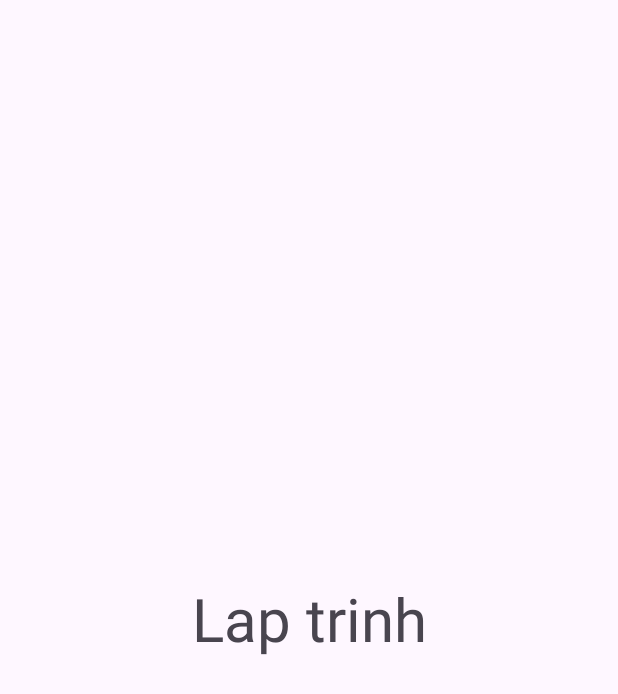
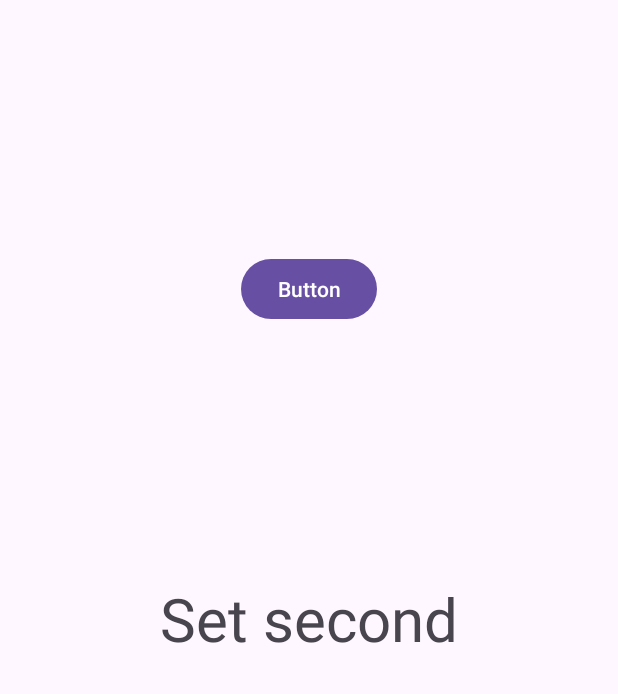
Before and after one commit to son110904/ung_dung_cua_toi, an Android app: the screen it shows after launch (MainActivity), on a phone screen of 412 x 824 dp. Shown: the top 694 px of the screen. Run offline under Robolectric (Android 15) with nearby library versions, the phone set to English and light mode, and no system bars.

Commit message:
send to me

```diff
--- a/app/clock/chuyendoidonvi/src/main/java/com/example/chuyendoidonvi/MainActivity.java
+++ b/app/clock/chuyendoidonvi/src/main/java/com/example/chuyendoidonvi/MainActivity.java
@@ -12,6 +12,8 @@ import androidx.core.view.WindowInsetsCompat;
 
 public class MainActivity extends AppCompatActivity {
 
+    TextView textView1;
+
     @Override
     protected void onCreate(Bundle savedInstanceState) {
         super.onCreate(savedInstanceState);
@@ -24,8 +26,9 @@ public class MainActivity extends AppCompatActivity {
         });
         Log.d("KTQD", "Phuong thuc onCreate() duoc goi");
 
-        TextView textView1 = findViewById(R.id.textView1);
-        textView1.setText("Lap trinh");
+    textView1 = findViewById(R.id.textView1);
+    textView1.setText("Set second");
+
     }
 
     @Override
--- a/app/clock/chuyendoidonvi/src/main/res/layout/activity_main.xml
+++ b/app/clock/chuyendoidonvi/src/main/res/layout/activity_main.xml
@@ -18,4 +18,14 @@
         app:layout_constraintStart_toStartOf="parent"
         app:layout_constraintTop_toTopOf="parent" />
 
+    <Button
+        android:id="@+id/button"
+        android:layout_width="wrap_content"
+        android:layout_height="wrap_content"
+        android:text="Button"
+        app:layout_constraintBottom_toTopOf="@+id/textView1"
+        app:layout_constraintEnd_toEndOf="parent"
+        app:layout_constraintStart_toStartOf="parent"
+        app:layout_constraintTop_toTopOf="parent" />
+
 </androidx.constraintlayout.widget.ConstraintLayout>
```
